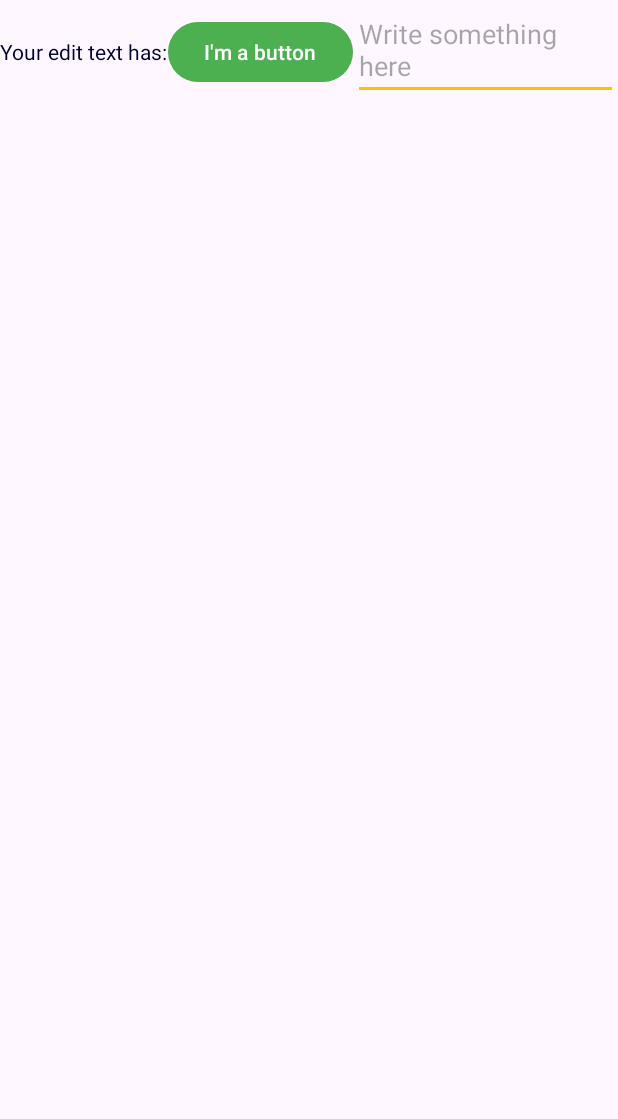
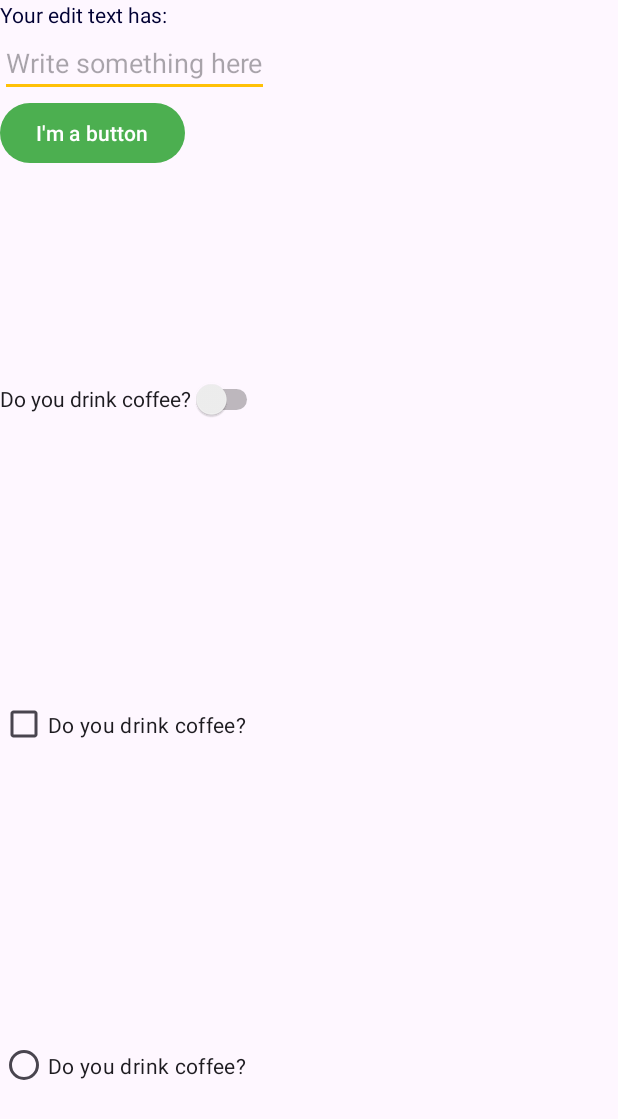
Before and after one commit to TrebleHaaland/CST2335-AndroidLabs, an Android app: the screen it shows after launch (MainActivity), on a phone screen of 412 x 824 dp. Shown: the top 1119 px of the screen. Run offline under Robolectric (Android 15) with nearby library versions, the phone set to English and light mode, and no system bars; 2 statements that could not run were skipped.

Commit message:
Setting up to add compound buttons

```diff
--- a/app/src/main/res/layout/activity_main.xml
+++ b/app/src/main/res/layout/activity_main.xml
@@ -4,7 +4,7 @@
     xmlns:tools="http://schemas.android.com/tools"
     android:layout_width="match_parent"
     android:layout_height="match_parent"
-    android:orientation="horizontal"
+    android:orientation="vertical"
     tools:context="ui.MainActivity">
 
     <TextView
@@ -12,18 +12,40 @@
         android:layout_height="wrap_content"
         android:id="@+id/textView"
         android:text="@string/hello_message" />
-
-    <Button
-        android:layout_width="wrap_content"
-        android:layout_height="wrap_content"
-        android:layout_marginBottom="50dp"
-        android:text="@string/button_message"
-        android:id="@+id/myButton" />
     <EditText
         android:layout_width="wrap_content"
         android:layout_height="wrap_content"
         android:id="@+id/myEditText"
         android:hint="@string/hint_text"/>
 
+    <Button
+        android:id="@+id/myButton"
+        android:layout_width="wrap_content"
+        android:layout_height="wrap_content"
+        android:layout_marginBottom="50dp"
+        android:text="@string/button_message" />
+
+    <Switch
+        android:id="@+id/switch1"
+        android:layout_width="wrap_content"
+        android:layout_height="wrap_content"
+        android:layout_weight="1"
+        android:text="Do you drink coffee?"
+        tools:ignore="UseSwitchCompatOrMaterialXml" />
+
+    <CheckBox
+        android:id="@+id/checkBox"
+        android:layout_width="wrap_content"
+        android:layout_height="wrap_content"
+        android:layout_weight="1"
+        android:text="Do you drink coffee?" />
+
+    <RadioButton
+        android:id="@+id/radioButton"
+        android:layout_width="wrap_content"
+        android:layout_height="wrap_content"
+        android:layout_weight="1"
+        android:text="Do you drink coffee?" />
+
 
 </LinearLayout>
```
Also changed, not shown: app/src/main/java/ui/MainActivity.java (+28 -0 lines).
